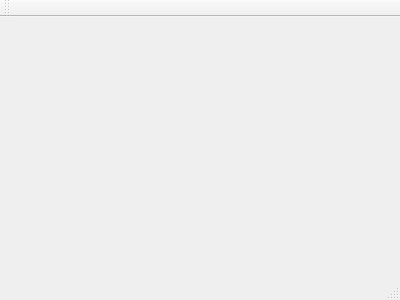
L1PK4/Control-System, file ClientGUI/ClientGUI/mainwindow.ui: the form before one commit.
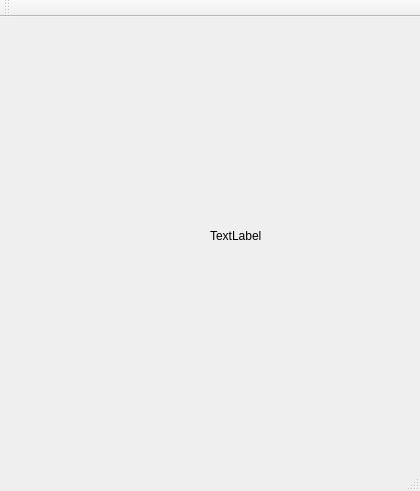
The form after the commit.

The edit to the form file:
```diff
--- a/ClientGUI/ClientGUI/mainwindow.ui
+++ b/ClientGUI/ClientGUI/mainwindow.ui
@@ -1,24 +1,53 @@
 <ui version="4.0">
  <class>MainWindow</class>
- <widget class="QMainWindow" name="MainWindow" >
-  <property name="geometry" >
+ <widget class="QMainWindow" name="MainWindow">
+  <property name="geometry">
    <rect>
     <x>0</x>
     <y>0</y>
-    <width>400</width>
-    <height>300</height>
+    <width>420</width>
+    <height>491</height>
    </rect>
   </property>
   <property name="windowTitle" >
    <string>MainWindow</string>
   </property>
-  <widget class="QMenuBar" name="menuBar" />
-  <widget class="QToolBar" name="mainToolBar" />
-  <widget class="QWidget" name="centralWidget" />
-  <widget class="QStatusBar" name="statusBar" />
+  <widget class="QWidget" name="centralWidget">
+   <widget class="QLabel" name="label_3">
+    <property name="geometry">
+     <rect>
+      <x>210</x>
+      <y>210</y>
+      <width>67</width>
+      <height>17</height>
+     </rect>
+    </property>
+    <property name="text">
+     <string>TextLabel</string>
+    </property>
+   </widget>
+  </widget>
+  <widget class="QMenuBar" name="menuBar">
+   <property name="geometry">
+    <rect>
+     <x>0</x>
+     <y>0</y>
+     <width>420</width>
+     <height>22</height>
+    </rect>
+   </property>
+  </widget>
+  <widget class="QToolBar" name="mainToolBar">
+   <attribute name="toolBarArea">
+    <enum>TopToolBarArea</enum>
+   </attribute>
+   <attribute name="toolBarBreak">
+    <bool>false</bool>
+   </attribute>
+  </widget>
+  <widget class="QStatusBar" name="statusBar"/>
  </widget>
- <layoutDefault spacing="6" margin="11" />
- <pixmapfunction></pixmapfunction>
+ <layoutdefault spacing="6" margin="11"/>
  <resources/>
  <connections/>
 </ui>
```
Left out of the diff: 3 changed lines with no effect on the pictures.
